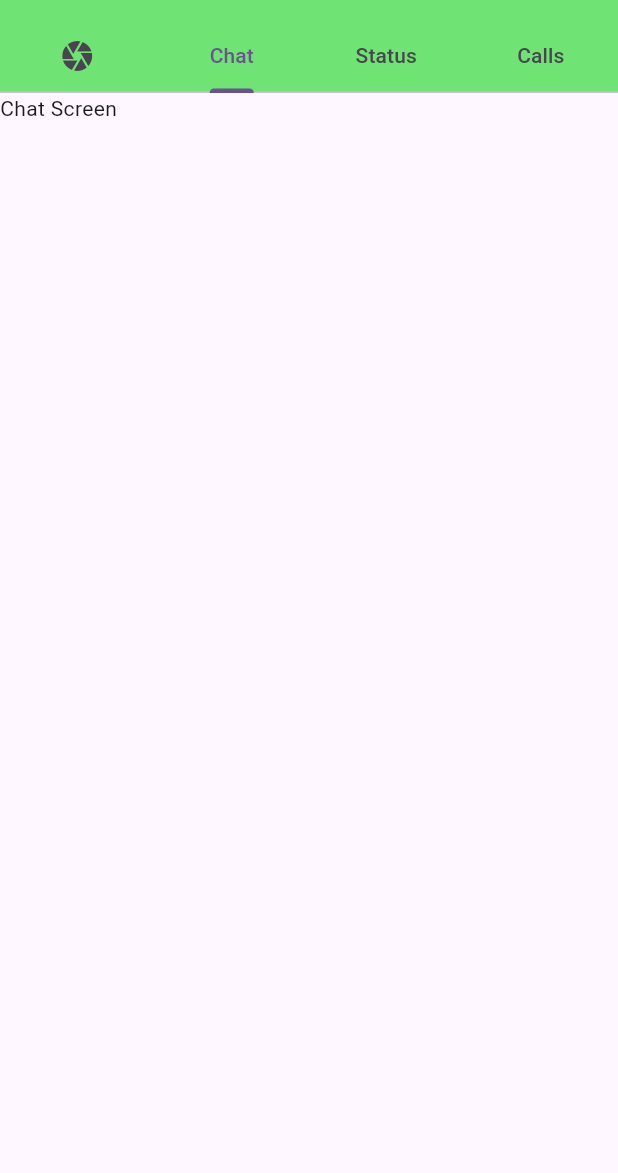
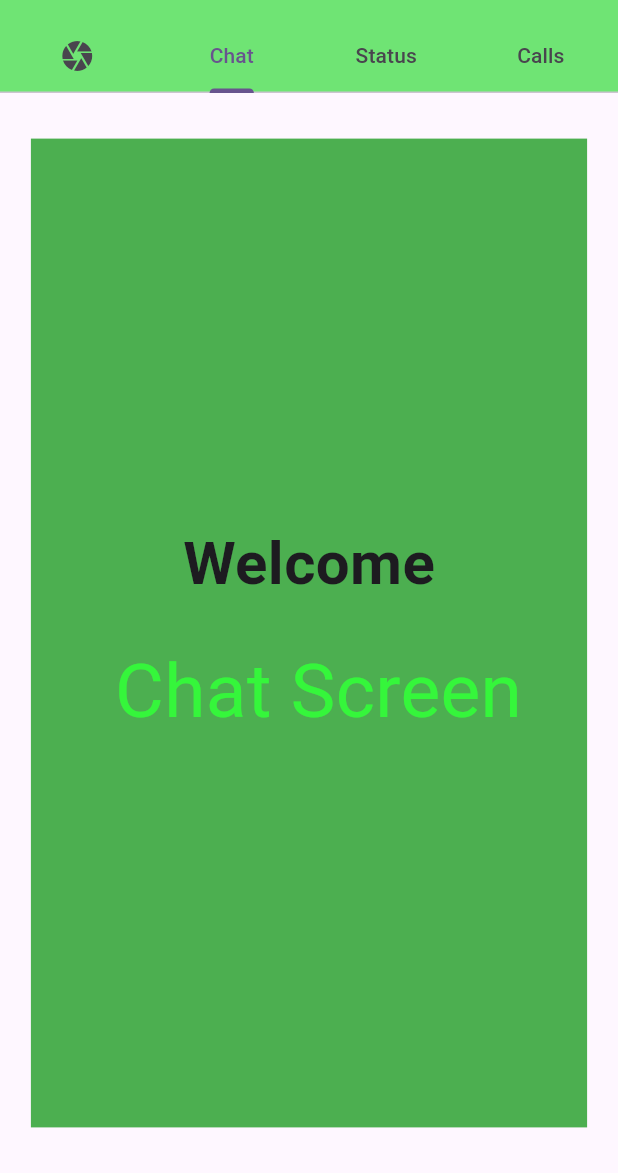
Before and after one commit to SuhAilMAnzoor/Seventh-TabBar-Part-Three, a Flutter app: the screen it shows after launch, on a phone screen of 412 x 824 dp, the part 63-1236 px from its top. Run offline on Flutter 3.47's test engine with Material 3 defaults, Android fonts, the phone set to English and light mode, and no system bars.

Commit message:
First Simple Tabbar is Added In This Project

```diff
--- a/lib/Tabbar1/tabbar_one.dart
+++ b/lib/Tabbar1/tabbar_one.dart
@@ -22,17 +22,39 @@ class TabbarOneState extends State<TabbarOne> {
       Tab(text: "Calls",)
       ]),
       ),
-      body: const TabBarView(children: [
+      body: TabBarView(children: [
+        const Column(
+          mainAxisAlignment: MainAxisAlignment.center,
+          children: [
+          Text("Welcome",
+          style: TextStyle(fontSize: 50),),
+          Text(""),
+          Text("Camera Screen",
+          style: TextStyle(fontSize: 40, color: Colors.blue),
+          )
+        ],),
         Column(
           mainAxisAlignment: MainAxisAlignment.center,
           children: [
-          Text("Welcome To"),
-          Text(""),
-          Text("Camera Screen")
-        ],),
-        Text("Chat Screen"),
-        Text("Status Screen"),
-        Text("Calls Screen"),
+          Container(
+            height: MediaQuery.of(context).size.height*0.8,
+            width: MediaQuery.of(context).size.width*0.9,
+            color: Colors.green,
+            child: const Column(
+              mainAxisAlignment: MainAxisAlignment.center,
+              children: [
+              Text("Welcome",
+              style: TextStyle(fontSize: 40,
+              fontWeight: FontWeight.bold)),
+              Text(""),
+              Text(" Chat Screen",
+              style: TextStyle(fontSize: 50, color: Color.fromARGB(255, 53, 246, 59),),),
+              ]),
+          )
+          ],
+        ),
+        const Icon(Icons.flight, size: 350,),
+        const Icon(Icons.call,size: 400,),
       ]),
     )
     );
```
